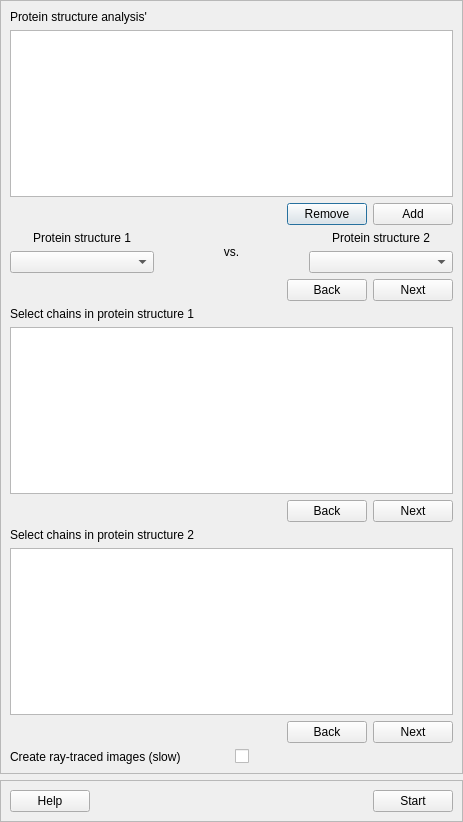
Old version of the form pyssa/gui/ui/forms/distance_analysis_view.ui in the repository urban233/PySSA.
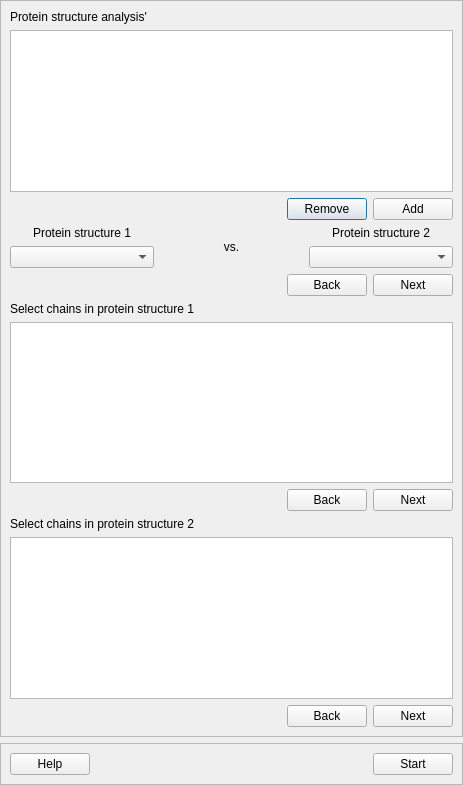
New version of the form.

Commit message: removed the feature to create images during the analysis

Patch:
```diff
--- a/pyssa/gui/ui/forms/distance_analysis_view.ui
+++ b/pyssa/gui/ui/forms/distance_analysis_view.ui
@@ -7,7 +7,7 @@
     <x>0</x>
     <y>0</y>
     <width>463</width>
-    <height>822</height>
+    <height>785</height>
    </rect>
   </property>
   <property name="windowTitle">
@@ -294,24 +294,6 @@
         </item>
        </layout>
       </item>
-      <item>
-       <layout class="QHBoxLayout" name="horizontalLayout_18">
-        <item>
-         <widget class="QLabel" name="lbl_distance_analysis_ray_trace_images">
-          <property name="text">
-           <string>Create ray-traced images (slow)</string>
-          </property>
-         </widget>
-        </item>
-        <item>
-         <widget class="QCheckBox" name="cb_distance_analysis_ray_trace_images">
-          <property name="text">
-           <string/>
-          </property>
-         </widget>
-        </item>
-       </layout>
-      </item>
      </layout>
     </widget>
    </item>
```
The commit also changes 8 other files.
